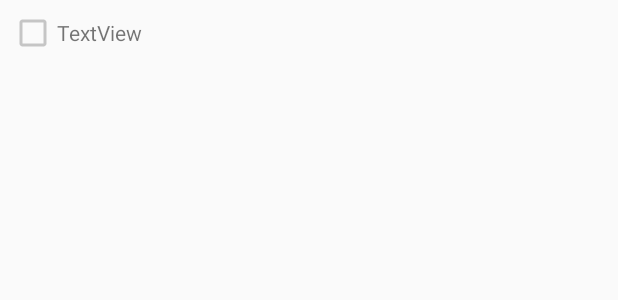
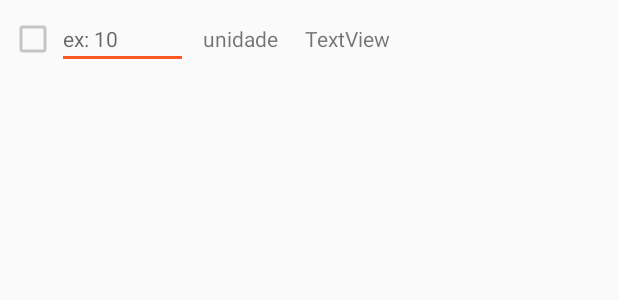
Before and after one commit to thomaspessato/WeHelp, an Android app: the layout row_checkbox_requirement.xml on its own in the app's theme, with its tools: preview values and no code run, on a phone screen of 412 x 824 dp. Shown: the top 300 px of the screen. Run offline under Robolectric (Android 15) with nearby library versions, the phone set to English and light mode, and no system bars; network calls fail.

Commit message:
lista de requisitos com qtd e unidade

```diff
--- /dev/null
+++ b/app/src/main/res/layout/dialog_requirement_help.xml
@@ -0,0 +1,6 @@
+<?xml version="1.0" encoding="utf-8"?>
+<LinearLayout xmlns:android="http://schemas.android.com/apk/res/android"
+    android:orientation="vertical" android:layout_width="match_parent"
+    android:layout_height="match_parent">
+
+</LinearLayout>
--- a/app/src/main/res/layout/row_checkbox_requirement.xml
+++ b/app/src/main/res/layout/row_checkbox_requirement.xml
@@ -1,9 +1,10 @@
 <?xml version="1.0" encoding="utf-8"?>
-<RelativeLayout xmlns:android="http://schemas.android.com/apk/res/android"
+<LinearLayout xmlns:android="http://schemas.android.com/apk/res/android"
     android:layout_width="fill_parent"
     android:layout_height="wrap_content"
-    android:orientation="vertical"
-    android:padding="6dip" >
+    android:orientation="horizontal"
+    android:padding="6dip"
+    android:weightSum="5">
 
     <CheckBox
         android:id="@+id/checkBox1"
@@ -13,6 +14,25 @@
         android:focusable="false"
         android:focusableInTouchMode="false" />
 
+    <EditText
+        android:layout_width="0dp"
+        android:layout_height="wrap_content"
+        android:inputType="numberDecimal"
+        android:ems="10"
+        android:id="@+id/editText5"
+        android:textSize="14sp"
+        android:hint="ex: 10"
+        android:layout_marginRight="10dp"
+        android:layout_weight="1.5" />
+
+    <TextView
+        android:id="@+id/requirement_unit"
+        android:layout_height="wrap_content"
+        android:text="unidade"
+        android:layout_marginRight="10dp"
+        android:layout_weight="1"
+        android:layout_width="0dp" />
+
     <TextView
         android:id="@+id/code"
         android:layout_width="wrap_content"
@@ -20,6 +40,7 @@
         android:layout_alignBaseline="@+id/checkBox1"
         android:layout_alignBottom="@+id/checkBox1"
         android:layout_toRightOf="@+id/checkBox1"
-        android:text="TextView" />
+        android:text="TextView"
+        android:layout_weight="3" />
 
-</RelativeLayout>
+</LinearLayout>
```
Also changed, not shown: app/src/main/java/com/wehelp/wehelp/CreateEventActivity.java (+12 -4 lines), app/src/main/java/com/wehelp/wehelp/adapters/RequirementListAdapter.java (+11 -7 lines), app/src/main/java/com/wehelp/wehelp/classes/EventRequirement.java (+10 -0 lines), app/src/main/res/layout/row_requirement.xml (+16 -0 lines).
